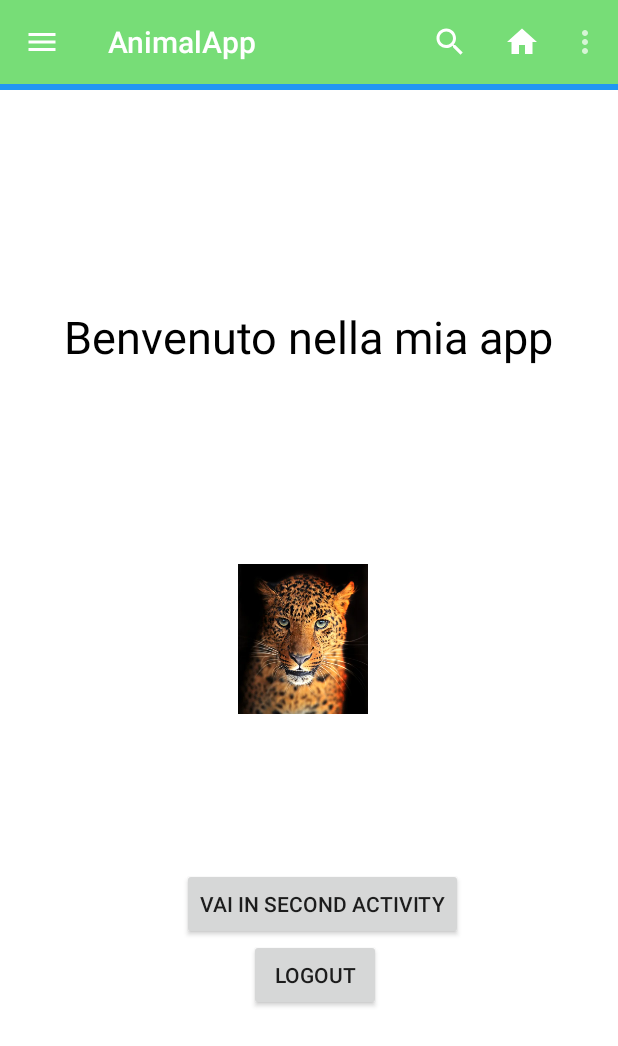
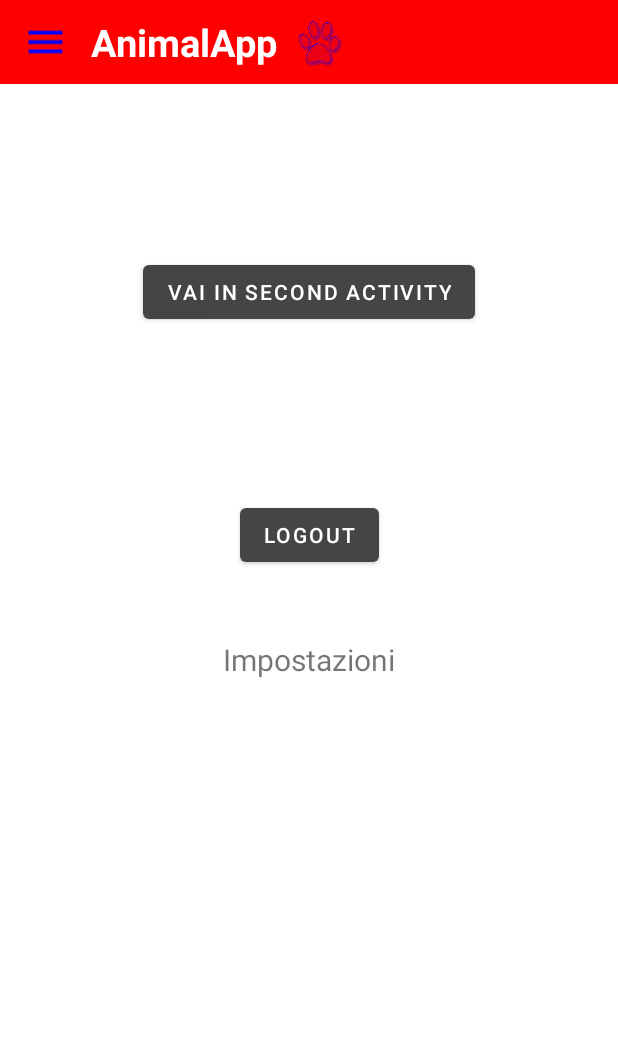
Before and after one commit to liscofran/AnimalApp, an Android app: the HomeActivity screen opened directly, with no data from a screen before it, on a phone screen of 412 x 824 dp. Shown: the top 1046 px of the screen. Run offline under Robolectric (Android 15) with nearby library versions, the phone set to English and light mode, and no system bars; our stand-ins replace Firebase (no records; nobody signed in at launch, a user with empty details on screens opened directly), navigation-ui.

Commit message:
Aggiornamento tutto

```diff
--- a/app/src/main/AndroidManifest.xml
+++ b/app/src/main/AndroidManifest.xml
@@ -6,9 +6,9 @@
         android:allowBackup="true"
         android:dataExtractionRules="@xml/data_extraction_rules"
         android:fullBackupContent="@xml/backup_rules"
-        android:icon="@mipmap/ic_launcher"
+        android:icon="@mipmap/animal_logo"
         android:label="@string/app_name"
-        android:roundIcon="@mipmap/ic_launcher_round"
+        android:roundIcon="@mipmap/animal_logo"
         android:supportsRtl="true"
         android:theme="@style/Theme.AnimalApp"
         tools:targetApi="31">
--- a/app/src/main/java/it/uniba/dib/sms22239/HomeActivity.java
+++ b/app/src/main/java/it/uniba/dib/sms22239/HomeActivity.java
@@ -7,6 +7,9 @@ import androidx.appcompat.widget.SearchView;
 import androidx.appcompat.widget.Toolbar;
 import androidx.core.view.GravityCompat;
 import androidx.drawerlayout.widget.DrawerLayout;
+import androidx.navigation.NavController;
+import androidx.navigation.Navigation;
+import androidx.navigation.ui.NavigationUI;
 
 
 import android.annotation.SuppressLint;
@@ -23,11 +26,9 @@ import com.google.android.material.navigation.NavigationView;
 import com.google.firebase.auth.FirebaseAuth;
 import com.google.firebase.auth.FirebaseUser;
 
-public class HomeActivity extends AppCompatActivity
-{
+public class HomeActivity extends AppCompatActivity {
 
     Button btnLogout;
-    Toolbar toolbar;
     FirebaseAuth mAuth;
     Button btnIntent;
     NavigationView navigationView;
@@ -38,11 +39,19 @@ public class HomeActivity extends AppCompatActivity
         super.onCreate(savedInstanceState);
         setContentView(R.layout.activity_home);
 
-        toolbar = findViewById(R.id.myToolBar);
-        setSupportActionBar(toolbar);
-        getSupportActionBar().setTitle("AnimalApp");
-        getSupportActionBar().setDisplayHomeAsUpEnabled(true);
-        getSupportActionBar().setHomeAsUpIndicator(R.drawable.ic_menu);//serve per inserire l'icona del menu per la navigation view
+        drawerLayout = findViewById(R.id.drawer_layout);
+        findViewById(R.id.imageMenu).setOnClickListener(new View.OnClickListener() {
+            @Override
+            public void onClick(View view) {
+                drawerLayout.openDrawer(GravityCompat.START);
+            }
+        });
+        findViewById(R.id.imageHome).setOnClickListener(new View.OnClickListener() {
+            @Override
+            public void onClick(View view) {
+                startActivity(new Intent(HomeActivity.this, Second_Activity.class));
+            }
+        });
 
         mAuth = FirebaseAuth.getInstance();
         btnLogout = findViewById(R.id.btnLogout);
@@ -62,22 +71,17 @@ public class HomeActivity extends AppCompatActivity
             }
         });
 
-
         navigationView = findViewById(R.id.navigation_view);
-        drawerLayout = findViewById(R.id.drawer_layout);
-        toolbar = findViewById(R.id.toolbar);
-
-        ActionBarDrawerToggle toggle = new ActionBarDrawerToggle
-                (HomeActivity.this, drawerLayout, toolbar, R.string.open_drawer, R.string.close_drawer);
-        toggle.getDrawerArrowDrawable().setColor(getResources().getColor(R.color.white));
-        drawerLayout.addDrawerListener(toggle);
-        toggle.syncState();
-
+        navigationView.setItemIconTintList(null);
+        NavController navController = Navigation.findNavController(this, R.id.navHostFragment);
+        NavigationUI.setupWithNavController(navigationView, navController);
+    }
+        /*
         navigationView.setNavigationItemSelectedListener(new NavigationView.OnNavigationItemSelectedListener() {
             @Override
             public boolean onNavigationItemSelected(@NonNull MenuItem item) {
                 switch (item.getItemId()) {
-                    case R.id.gallery:
+                    case R.id.profile:
                         Toast.makeText(HomeActivity.this, "Gallery Selected", Toast.LENGTH_SHORT).show();
                         break;
                     case R.id.slideshow:
@@ -95,7 +99,6 @@ public class HomeActivity extends AppCompatActivity
                     case R.id.exit:
                         Toast.makeText(HomeActivity.this, "Exit Selected", Toast.LENGTH_SHORT).show();
                         break;
-
                 }
 
                 drawerLayout.closeDrawer(GravityCompat.START);
@@ -142,51 +145,44 @@ public class HomeActivity extends AppCompatActivity
         return true;
     }
 
-
     // azioni dei singoli item presenti nel file menu.xml
     @Override
-                                                             public boolean onOptionsItemSelected(@NonNull MenuItem item)
-                                                             {
-                                                                 if (item.getItemId() == android.R.id.home)
-                                                                 {
+    public boolean onOptionsItemSelected(@NonNull MenuItem item) {
+        if (item.getItemId() == android.R.id.home) {
             drawerLayout.openDrawer(GravityCompat.START);
             return true;
         }
         return true;
     }
-
+*/
     @Override
-                                                             protected void onStart()
-                                                             {
+    protected void onStart() {
         super.onStart();
         FirebaseUser user = mAuth.getCurrentUser();
-                                                                 if (user == null)
-                                                                 {
+        if (user == null) {
             irMain();
         }
     }
 
-                                                             private void logout()
-                                                             {
+    private void logout() {
         mAuth.signOut();
         irMain();
     }
 
-                                                             private void irMain()
-                                                             {
+    private void irMain() {
         Intent intent = new Intent(HomeActivity.this, MainActivity.class);
         startActivity(intent);
         finish();
     }
 }
-
 /*
     @Override
     public boolean onOptionsItemSelected(@NonNull MenuItem item) {
         switch (item.getItemId()) {
             case R.id.offerta:
-                Toast.makeText(this, "Offerta è stato premuto", Toast.LENGTH_SHORT).show();
-                break;
+                Intent navHome = new Intent(HomeActivity.this, Second_Activity.class);
+                startActivity(navHome);
+                return true;
             case R.id.share:
                 Toast.makeText(this, "Condividi è stato premuto", Toast.LENGTH_SHORT).show();
                 break;
@@ -202,4 +198,4 @@ public class HomeActivity extends AppCompatActivity
         }
         return super.onOptionsItemSelected(item);
     }
- */;
+*/
--- /dev/null
+++ b/app/src/main/java/it/uniba/dib/sms22239/SettingsFragment.java
@@ -0,0 +1,64 @@
+package it.uniba.dib.sms22239;
+
+import android.os.Bundle;
+
+import androidx.fragment.app.Fragment;
+
+import android.view.LayoutInflater;
+import android.view.View;
+import android.view.ViewGroup;
+
+/**
+ * A simple {@link Fragment} subclass.
+ * Use the {@link SettingsFragment#newInstance} factory method to
+ * create an instance of this fragment.
+ */
+public class SettingsFragment extends Fragment {
+
+    // TODO: Rename parameter arguments, choose names that match
+    // the fragment initialization parameters, e.g. ARG_ITEM_NUMBER
+    private static final String ARG_PARAM1 = "param1";
+    private static final String ARG_PARAM2 = "param2";
+
+    // TODO: Rename and change types of parameters
+    private String mParam1;
+    private String mParam2;
+
+    public SettingsFragment() {
+        // Required empty public constructor
+    }
+
+    /**
+     * Use this factory method to create a new instance of
+     * this fragment using the provided parameters.
+     *
+     * @param param1 Parameter 1.
+     * @param param2 Parameter 2.
+     * @return A new instance of fragment SettingsFragment.
+     */
+    // TODO: Rename and change types and number of parameters
+    public static SettingsFragment newInstance(String param1, String param2) {
+        SettingsFragment fragment = new SettingsFragment();
+        Bundle args = new Bundle();
+        args.putString(ARG_PARAM1, param1);
+        args.putString(ARG_PARAM2, param2);
+        fragment.setArguments(args);
+        return fragment;
+    }
+
+    @Override
+    public void onCreate(Bundle savedInstanceState) {
+        super.onCreate(savedInstanceState);
+        if (getArguments() != null) {
+            mParam1 = getArguments().getString(ARG_PARAM1);
+            mParam2 = getArguments().getString(ARG_PARAM2);
+        }
+    }
+
+    @Override
+    public View onCreateView(LayoutInflater inflater, ViewGroup container,
+                             Bundle savedInstanceState) {
+        // Inflate the layout for this fragment
+        return inflater.inflate(R.layout.fragment_settings, container, false);
+    }
+}
--- /dev/null
+++ b/app/src/main/res/drawable/ic_language.xml
@@ -0,0 +1,5 @@
+<vector android:height="24dp" android:tint="#FFFFFF"
+    android:viewportHeight="24" android:viewportWidth="24"
+    android:width="24dp" xmlns:android="http://schemas.android.com/apk/res/android">
+    <path android:fillColor="@android:color/white" android:pathData="M11.99,2C6.47,2 2,6.48 2,12s4.47,10 9.99,10C17.52,22 22,17.52 22,12S17.52,2 11.99,2zM18.92,8h-2.95c-0.32,-1.25 -0.78,-2.45 -1.38,-3.56 1.84,0.63 3.37,1.91 4.33,3.56zM12,4.04c0.83,1.2 1.48,2.53 1.91,3.96h-3.82c0.43,-1.43 1.08,-2.76 1.91,-3.96zM4.26,14C4.1,13.36 4,12.69 4,12s0.1,-1.36 0.26,-2h3.38c-0.08,0.66 -0.14,1.32 -0.14,2 0,0.68 0.06,1.34 0.14,2L4.26,14zM5.08,16h2.95c0.32,1.25 0.78,2.45 1.38,3.56 -1.84,-0.63 -3.37,-1.9 -4.33,-3.56zM8.03,8L5.08,8c0.96,-1.66 2.49,-2.93 4.33,-3.56C8.81,5.55 8.35,6.75 8.03,8zM12,19.96c-0.83,-1.2 -1.48,-2.53 -1.91,-3.96h3.82c-0.43,1.43 -1.08,2.76 -1.91,3.96zM14.34,14L9.66,14c-0.09,-0.66 -0.16,-1.32 -0.16,-2 0,-0.68 0.07,-1.35 0.16,-2h4.68c0.09,0.65 0.16,1.32 0.16,2 0,0.68 -0.07,1.34 -0.16,2zM14.59,19.56c0.6,-1.11 1.06,-2.31 1.38,-3.56h2.95c-0.96,1.65 -2.49,2.93 -4.33,3.56zM16.36,14c0.08,-0.66 0.14,-1.32 0.14,-2 0,-0.68 -0.06,-1.34 -0.14,-2h3.38c0.16,0.64 0.26,1.31 0.26,2s-0.1,1.36 -0.26,2h-3.38z"/>
+</vector>
--- a/app/src/main/res/layout/activity_home.xml
+++ b/app/src/main/res/layout/activity_home.xml
@@ -8,74 +8,77 @@
     tools:context=".HomeActivity"
     android:id="@+id/drawer_layout">
 
-    <RelativeLayout
-        android:layout_width="match_parent"
-        android:layout_height="match_parent">
-
-    <androidx.appcompat.widget.Toolbar
-        android:id="@+id/toolbar"
-        android:layout_width="match_parent"
-        android:layout_height="60dp"
-        android:background="#2196F3"
-        app:title="Navigation View"
-        app:titleTextColor="#fff"/>
-
-         <RelativeLayout
-        android:layout_width="match_parent"
-             android:layout_below="@+id/toolbar"
-             android:layout_height="match_parent">
-            <TextView
-                android:layout_width="wrap_content"
-                android:layout_height="wrap_content"
-                android:layout_centerInParent="true"
-                android:text="Hello World ! "/>
-        </RelativeLayout>
-     </RelativeLayout>
-
-        <com.google.android.material.navigation.NavigationView
-            android:id="@+id/navigation_view"
-            android:layout_width="wrap_content"
-            android:layout_height="match_parent"
-            android:layout_gravity="start"
-            android:background="@color/white"
-            app:headerLayout="@layout/header"
-            app:itemIconTint="@drawable/nav_bg"
-            app:itemTextColor="@drawable/nav_bg"
-            app:menu="@menu/item_file" />
-    <View
-        android:layout_width="match_parent"
-        android:layout_height="match_parent"
-        android:gravity="center"
-        android:orientation="vertical"/>
-
-    <ScrollView
-        android:layout_width="match_parent"
-        android:layout_height="match_parent"
-        android:fillViewport="true"
-        tools:layout_editor_absoluteX="39dp"
-        tools:layout_editor_absoluteY="-74dp">
-
     <androidx.constraintlayout.widget.ConstraintLayout
         android:layout_width="match_parent"
         android:layout_height="match_parent">
 
-            <include
-                layout="@layout/appbar" />
+        <LinearLayout
+            android:id="@+id/layoutToolBar"
+            android:layout_width="match_parent"
+            android:layout_height="?actionBarSize"
+            android:layout_gravity="center_vertical"
+            android:orientation="horizontal"
+            android:paddingStart="15dp"
+            android:paddingEnd="15dp"
+            android:background="@color/red"
+            app:layout_constraintTop_toTopOf="parent">
+
+            <ImageView
+                android:id="@+id/imageMenu"
+                android:layout_width="30dp"
+                android:layout_height="45dp"
+
+                android:layout_gravity="center_vertical"
+                android:contentDescription="@string/app_name"
+                android:src="@drawable/ic_menu"
+                app:tint="@color/blu"/>
 
             <TextView
-                android:id="@+id/benvenuto"
+                android:id="@+id/textTitle"
                 android:layout_width="wrap_content"
                 android:layout_height="wrap_content"
-                android:gravity="center"
-                android:text="Benvenuto nella mia app"
-                android:textColor="@color/black"
-                android:textSize="30dp"
-                app:layout_constraintBottom_toTopOf="@+id/btnGoogle"
+                android:layout_marginStart="15dp"
+                android:layout_gravity="center_vertical"
+                android:text="AnimalApp"
+                android:textColor="@color/white"
+                android:textSize="25sp"
+                android:textStyle="bold" />
+
+            <ImageView
+                android:id="@+id/imageHome"
+                android:layout_width="35dp"
+                android:layout_height="45dp"
+                android:layout_marginLeft="10dp"
+                android:layout_gravity="center_vertical"
+                android:contentDescription="@string/app_name"
+                android:src="@drawable/animal_logo"
+                app:tint="@color/blu"/>
+
+
+        </LinearLayout>
+
+        <fragment
+            android:id="@+id/navHostFragment"
+            android:name="androidx.navigation.fragment.NavHostFragment"
+            android:layout_width="match_parent"
+            android:layout_height="0dp"
+            app:defaultNavHost="true"
+            app:layout_constraintBottom_toBottomOf="parent"
+            app:layout_constraintTop_toBottomOf="@+id/layoutToolBar"
+            app:layout_constraintVertical_bias="0.0"
+            app:navGraph="@navigation/main"
+            tools:layout_editor_absoluteX="0dp" />
+
+        <Button
+            android:id="@+id/btnIntent"
+            android:layout_width="wrap_content"
+            android:layout_height="wrap_content"
+            android:layout_gravity="center"
+            android:text="Vai in Second Activity"
+            app:layout_constraintBottom_toTopOf="@+id/btnLogout"
             app:layout_constraintEnd_toEndOf="parent"
-                app:layout_constraintHorizontal_bias="0.493"
             app:layout_constraintStart_toStartOf="parent"
-                app:layout_constraintTop_toTopOf="parent"
-                app:layout_constraintVertical_bias="0.609" />
+            app:layout_constraintTop_toBottomOf="@+id/layoutToolBar" />
 
         <Button
             android:id="@+id/btnLogout"
@@ -85,47 +88,23 @@
             android:text="Logout"
             app:layout_constraintBottom_toBottomOf="parent"
             app:layout_constraintEnd_toEndOf="parent"
-                app:layout_constraintHorizontal_bias="0.512"
             app:layout_constraintStart_toStartOf="parent"
-                app:layout_constraintTop_toBottomOf="@+id/btnGoogle" />
+            app:layout_constraintTop_toBottomOf="@+id/layoutToolBar"
+            app:layout_constraintVertical_bias="0.384" />
 
-            <Button
-                android:id="@+id/btnIntent"
-                android:layout_width="wrap_content"
-                android:layout_height="wrap_content"
-                android:layout_gravity="center"
-                android:text="Vai in Second Activity"
-                app:layout_constraintBottom_toBottomOf="parent"
-                app:layout_constraintEnd_toEndOf="parent"
-                app:layout_constraintHorizontal_bias="0.539"
-                app:layout_constraintStart_toStartOf="parent"
-                app:layout_constraintTop_toBottomOf="@+id/btnGoogle"
-                app:layout_constraintVertical_bias="0.342" />
 
-            <ImageView
-                android:id="@+id/btnGoogle"
-                android:layout_width="100dp"
-                android:layout_height="100dp"
-                android:layout_marginStart="152dp"
-                android:layout_marginBottom="348dp"
-                app:layout_constraintBottom_toBottomOf="parent"
-                app:layout_constraintHorizontal_chainStyle="packed"
-                app:layout_constraintStart_toStartOf="parent"
-                app:srcCompat="@drawable/foto"/>
-
-            <androidx.recyclerview.widget.RecyclerView
-                android:id="@+id/recyclerview"
-                android:layout_width="match_parent"
-                android:layout_height="match_parent"
-                android:layout_marginTop="65dp"
-                app:layout_constraintBottom_toBottomOf="parent"
-                app:layout_constraintEnd_toEndOf="parent"
-                app:layout_constraintHorizontal_bias="0.0"
-                app:layout_constraintStart_toStartOf="parent"
-                app:layout_constraintTop_toTopOf="@+id/benvenuto"
-                app:layout_constraintVertical_bias="1.0" />
 
     </androidx.constraintlayout.widget.ConstraintLayout>
 
-    </ScrollView>
+    <com.google.android.material.navigation.NavigationView
+        android:id="@+id/navigation_view"
+        android:layout_width="wrap_content"
+        android:layout_height="match_parent"
+        android:layout_gravity="start"
+        android:background="@color/white"
+        app:headerLayout="@layout/drawer_header"
+        app:itemIconTint="@drawable/nav_bg"
+        app:itemTextColor="@drawable/nav_bg"
+        app:menu="@menu/menu"/>
+
     </androidx.drawerlayout.widget.DrawerLayout>
--- a/app/src/main/res/layout/activity_second.xml
+++ b/app/src/main/res/layout/activity_second.xml
@@ -5,7 +5,4 @@
     android:layout_width="match_parent"
     android:layout_height="match_parent"
     tools:context=".Second_Activity">
-
-    <include
-        layout="@layout/appbar"/>
 </androidx.constraintlayout.widget.ConstraintLayout>
--- a/app/src/main/res/layout/appbar.xml
+++ /dev/null
@@ -1,11 +0,0 @@
-<?xml version="1.0" encoding="utf-8"?>
-<androidx.appcompat.widget.Toolbar
-    xmlns:android="http://schemas.android.com/apk/res/android"
-    xmlns:app="http://schemas.android.com/apk/res-auto"
-    android:layout_width="match_parent"
-    android:layout_height="?attr/actionBarSize"
-    android:background="@color/green"
-    android:id="@+id/myToolBar"
-    android:theme="@style/ThemeOverlay.AppCompat.Dark">
-
-</androidx.appcompat.widget.Toolbar>
--- /dev/null
+++ b/app/src/main/res/layout/fragment_settings.xml
@@ -0,0 +1,15 @@
+<?xml version="1.0" encoding="utf-8"?>
+<FrameLayout xmlns:android="http://schemas.android.com/apk/res/android"
+    xmlns:tools="http://schemas.android.com/tools"
+    android:layout_width="match_parent"
+    android:layout_height="match_parent"
+    tools:context=".SettingsFragment">
+
+    <TextView
+        android:layout_width="wrap_content"
+        android:layout_height="wrap_content"
+        android:text="@string/settings"
+        android:layout_gravity="center"
+        android:textSize="20sp"/>
+
+</FrameLayout>
--- a/app/src/main/res/menu/item_file.xml
+++ b/app/src/main/res/menu/item_file.xml
@@ -5,8 +5,8 @@
 
         <group android:checkableBehavior="single">
             <item android:id="@+id/gallery"
-                android:icon="@drawable/ic_baseline_photo_24"
-                android:title="Gallery"/>
+                android:icon="@drawable/ic_profile"
+                android:title="Profile"/>
             <item
                 android:icon="@drawable/ic_baseline_slideshow_24"
                 android:id="@+id/slideshow"
--- /dev/null
+++ b/app/src/main/res/navigation/main.xml
@@ -0,0 +1,18 @@
+<?xml version="1.0" encoding="utf-8"?>
+<navigation xmlns:android="http://schemas.android.com/apk/res/android"
+    xmlns:app="http://schemas.android.com/apk/res-auto"
+    xmlns:tools="http://schemas.android.com/tools"
+    android:id="@+id/main"
+    app:startDestination="@id/setting">
+
+    <fragment
+        android:id="@+id/profile"
+        android:name="it.uniba.dib.sms22239.ProfileFragment"
+        android:label="Profile"
+        tools:layout="@layout/fragment_profile" />
+    <fragment
+        android:id="@+id/setting"
+        android:name="it.uniba.dib.sms22239.SettingsFragment"
+        android:label="Settings"
+        tools:layout="@layout/fragment_settings" />
+</navigation>
--- a/app/src/main/res/values/strings.xml
+++ b/app/src/main/res/values/strings.xml
@@ -1,5 +1,9 @@
 <resources>
     <string name="app_name">AnimalApp</string>
-    <string name ="open_drawer">Open Drawer</string>
-    <string name ="close_drawer">Close Drawer</string>
+    <string name="open_drawer">Open Drawer</string>
+    <string name="close_drawer">Close Drawer</string>
+    <string name="settings">Impostazioni</string>
+    <string name="Profile">Profilo</string>
+    <!-- TODO: Remove or change this placeholder text -->
+    <string name="hello_blank_fragment">Hello blank fragment</string>
 </resources>
--- a/app/src/main/res/values/themes.xml
+++ b/app/src/main/res/values/themes.xml
@@ -1,6 +1,6 @@
 <resources xmlns:tools="http://schemas.android.com/tools">
     <!-- Base application theme. -->
-    <style name="Theme.AnimalApp" parent="Theme.AppCompat.Light.NoActionBar">
+    <style name="Theme.AnimalApp" parent="Theme.MaterialComponents.Light.NoActionBar">
         <!-- Primary brand color. -->
         <item name="colorPrimary">@color/purple_500</item>
         <item name="colorPrimaryVariant">@color/purple_700</item>
```
Also changed, not shown: app/build.gradle (+7 -0 lines), app/src/main/java/it/uniba/dib/sms22239/ProfileFragment.java (added, +64 -0 lines), app/src/main/res/layout/drawer_header.xml (+9 -8 lines), app/src/main/res/layout/fragment_profile.xml (added, +15 -0 lines), app/src/main/res/layout/header.xml (deleted, +0 -14 lines), app/src/main/res/drawable/animal_logo.jpg (added), app/src/main/res/drawable/sfondo.jpg (added), app/src/main/res/mipmap-mdpi/animal_logo.jpg (added). Lines whose indentation alone changed are shown as unchanged.
